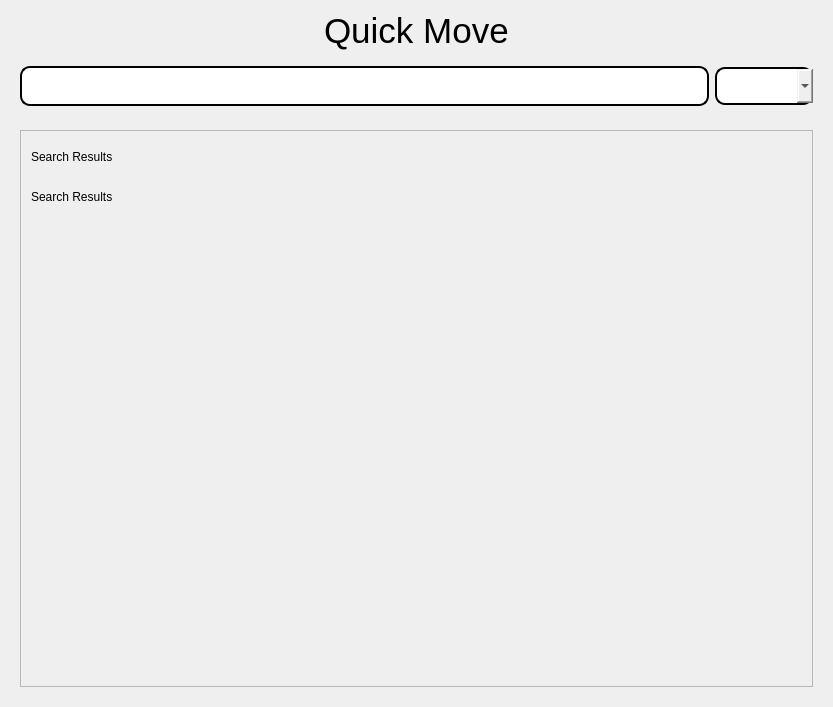
First picture: the form in ui/search.ui, repository Achu-Worifung/quickMove, before the edit.
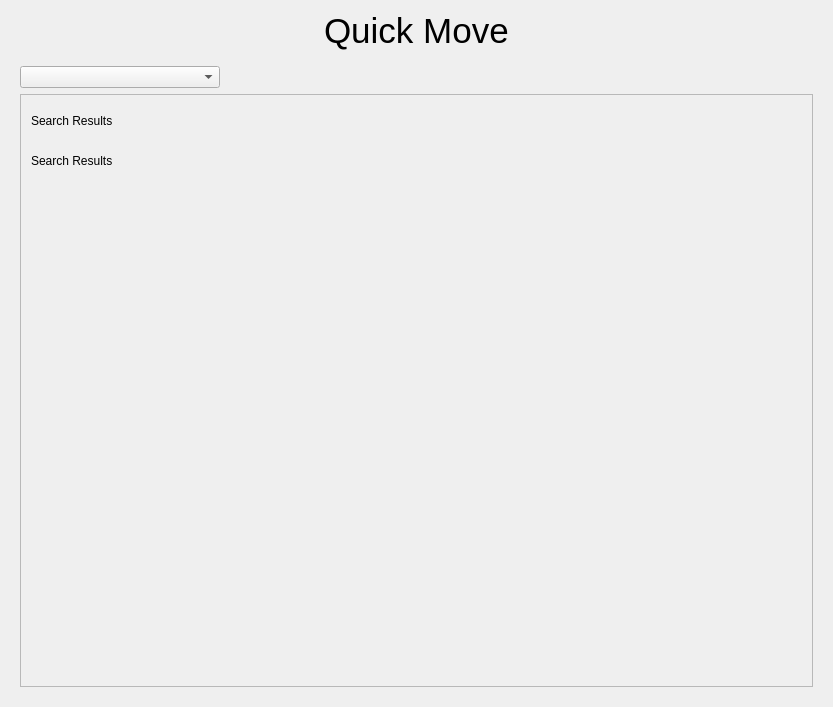
Second picture: the form after the edit.

Commit message: added search bar with suggestion

```diff
--- a/ui/search.ui
+++ b/ui/search.ui
@@ -17,50 +17,9 @@
    <item row="1" column="0">
     <layout class="QGridLayout" name="gridLayout_2">
      <item row="0" column="0">
-      <widget class="QWidget" name="widget_2" native="true">
-       <property name="sizePolicy">
-        <sizepolicy hsizetype="Expanding" vsizetype="Fixed">
-         <horstretch>0</horstretch>
-         <verstretch>0</verstretch>
-        </sizepolicy>
-       </property>
-       <layout class="QGridLayout" name="gridLayout_3">
-        <item row="0" column="1">
-         <widget class="QComboBox" name="comboBox">
-          <property name="whatsThis">
-           <string>&lt;html&gt;&lt;head/&gt;&lt;body&gt;&lt;p&gt;Version&lt;/p&gt;&lt;/body&gt;&lt;/html&gt;</string>
-          </property>
-          <property name="styleSheet">
-           <string notr="true">    border-style: outset;
-    border-width: 2px 0 2px 2px;
-    border-radius: 10px 10 px0 10px;
-    border-color: black;
-    padding: 4px;
-font:20px</string>
-          </property>
-         </widget>
-        </item>
-        <item row="0" column="0">
-         <widget class="QLineEdit" name="lineEdit">
-          <property name="minimumSize">
-           <size>
-            <width>0</width>
-            <height>40</height>
-           </size>
-          </property>
-          <property name="styleSheet">
-           <string notr="true">border: 2px solid black;
-border-radius:10px</string>
-          </property>
-         </widget>
-        </item>
-       </layout>
-      </widget>
-     </item>
-     <item row="1" column="0">
       <widget class="QWidget" name="widget" native="true">
        <layout class="QGridLayout" name="gridLayout_4">
-        <item row="0" column="0">
+        <item row="2" column="0">
          <widget class="QScrollArea" name="scrollArea">
           <property name="widgetResizable">
            <bool>true</bool>
@@ -71,7 +30,7 @@
              <x>0</x>
              <y>0</y>
              <width>793</width>
-             <height>554</height>
+             <height>585</height>
             </rect>
            </property>
            <widget class="QLabel" name="label_2">
@@ -103,6 +62,19 @@
           </widget>
          </widget>
         </item>
+        <item row="0" column="0">
+         <layout class="QHBoxLayout" name="horizontalLayout"/>
+        </item>
+        <item row="1" column="0">
+         <widget class="QComboBox" name="version">
+          <property name="maximumSize">
+           <size>
+            <width>200</width>
+            <height>16777215</height>
+           </size>
+          </property>
+         </widget>
+        </item>
        </layout>
       </widget>
      </item>
```
The commit also changes 19 other files.
